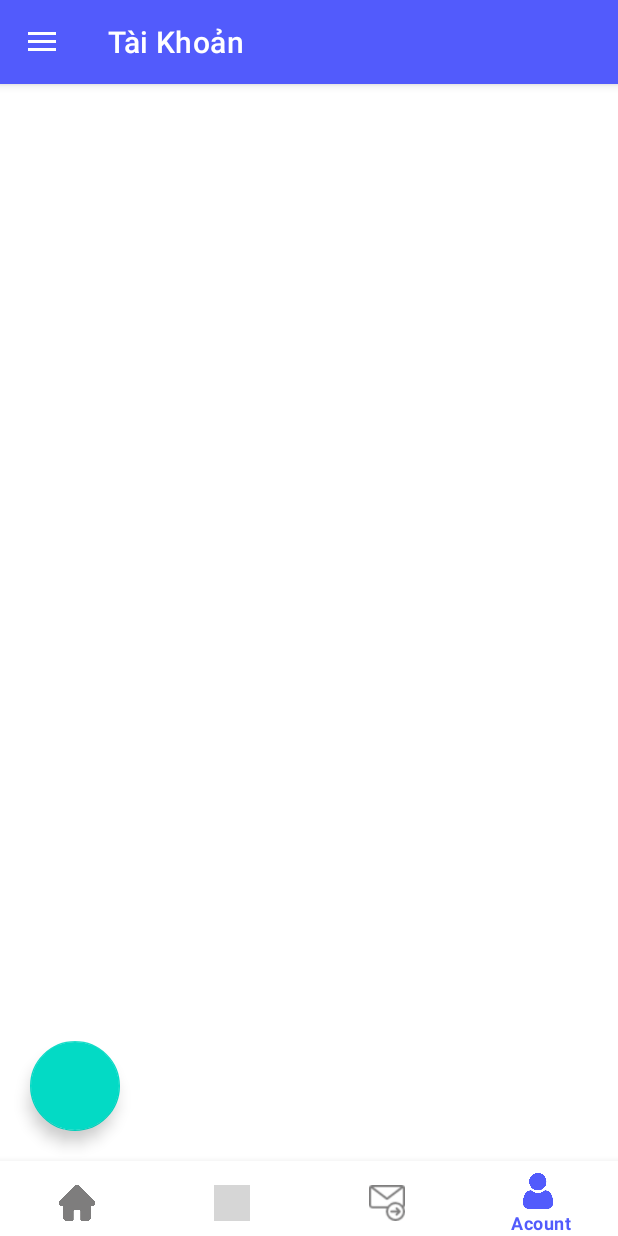
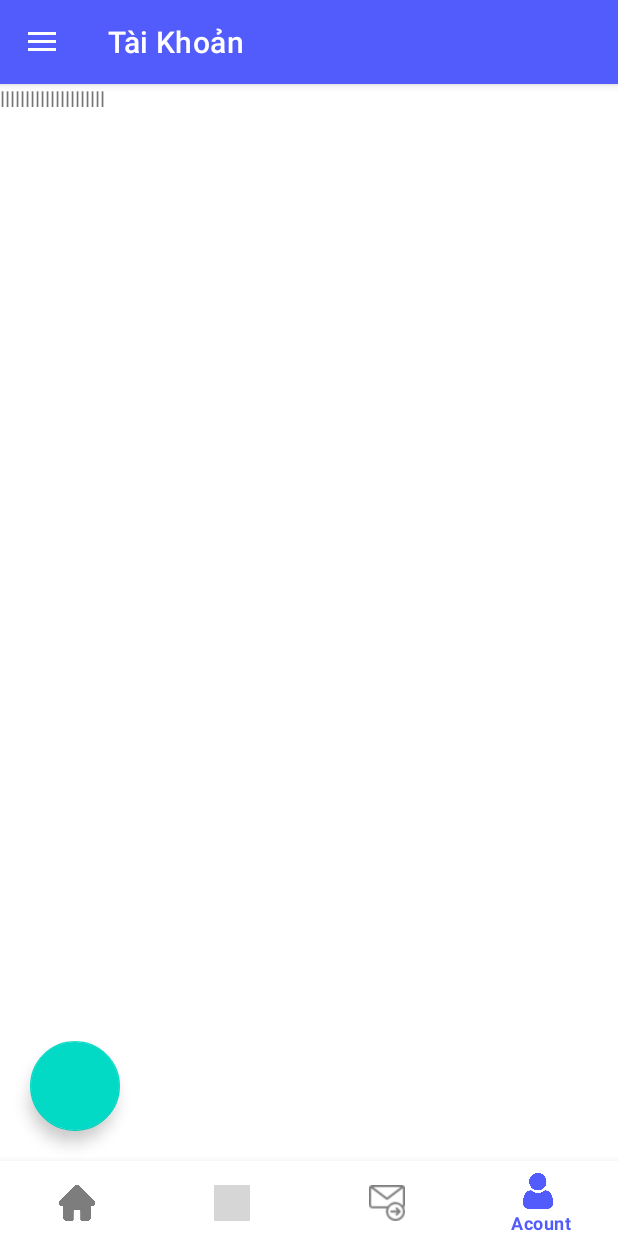
Before and after one commit to 2MPRO/documentManagement, an Android app: the screen it shows after launch (MainActivity), item 4 of the bottom bar chosen, on a phone screen of 412 x 824 dp. Run offline under Robolectric (Android 15) with nearby library versions, the phone set to English and light mode, and no system bars; our stand-ins replace navigation-ui; libraries missing offline, so code that uses them is left out: me.relex.circleindicator; 2 statements that could not run were skipped; grey boxes are pictures that could not be loaded.

Commit message:
thien up root 2

```diff
--- a/app/src/main/java/com/example/documentmanagement/Controllers/Activity/MainActivity.java
+++ b/app/src/main/java/com/example/documentmanagement/Controllers/Activity/MainActivity.java
@@ -61,7 +61,6 @@ public class MainActivity extends AppCompatActivity implements NavigationView.On
         navigationview = findViewById(R.id.nav_view);
     }
     public void initView( ){
-
         setUpViewPager();
         setBottom_nav();
         setToolbar();
@@ -105,6 +104,8 @@ public class MainActivity extends AppCompatActivity implements NavigationView.On
                         toolbar.setTitle("Tài Khoản");
                         viewPager.setCurrentItem(3);
                         break;
+                    default:
+                        Toast.makeText(getApplicationContext(), "có lỗi", Toast.LENGTH_SHORT).show();
                 }
                 if(drawerLayout.isDrawerOpen(GravityCompat.START)){
                     drawerLayout.closeDrawer(GravityCompat.START);
--- /dev/null
+++ b/app/src/main/java/com/example/documentmanagement/Controllers/Adapter/Document_Adapter.java
@@ -0,0 +1,78 @@
+package com.example.documentmanagement.Controllers.Adapter;
+
+import android.annotation.SuppressLint;
+import android.app.Activity;
+import android.os.Bundle;
+import android.view.LayoutInflater;
+import android.view.View;
+import android.view.ViewGroup;
+import android.widget.BaseAdapter;
+import android.widget.ImageButton;
+import android.widget.LinearLayout;
+import android.widget.ListView;
+import android.widget.SearchView;
+import android.widget.TextView;
+
+import androidx.annotation.NonNull;
+import androidx.annotation.Nullable;
+import androidx.fragment.app.Fragment;
+
+import com.example.documentmanagement.R;
+import com.example.documentmanagement.model.Document;
+
+import java.util.ArrayList;
+
+public class Document_Adapter extends BaseAdapter {
+    ArrayList<Document> documentArrayList;
+    Fragment activity;
+
+    public Document_Adapter(ArrayList<Document> documentArrayList, Fragment activity) {
+        this.documentArrayList = documentArrayList;
+        this.activity = activity;
+    }
+
+    @Override
+    public int getCount() {
+        return documentArrayList.size();
+    }
+    private class ViewHolder{
+        TextView txtDocName, txtDocNum, txtDocRoot, txtDate, txtHour;
+        LinearLayout linearLayout;
+    }
+    @Override
+    public Object getItem(int position) {
+        return null;
+    }
+
+    @Override
+    public long getItemId(int position) {
+        return 0;
+    }
+
+    @Override
+    public View getView(int position, View convertView, ViewGroup parent) {
+        ViewHolder viewHolder ;
+        if(convertView == null){
+            viewHolder = new ViewHolder();
+            LayoutInflater inflater =activity.getLayoutInflater();
+            convertView =inflater.inflate(R.layout.item_document, null);
+            viewHolder.linearLayout = convertView.findViewById(R.id.item_document);
+            viewHolder.txtDocNum = convertView.findViewById(R.id.numDoc);
+            viewHolder.txtDocName = convertView.findViewById(R.id.txtNameDoc);
+            viewHolder.txtDocRoot = convertView.findViewById(R.id.rootDoc);
+            viewHolder.txtHour = convertView.findViewById(R.id.txtHour);
+            viewHolder.txtDate = convertView.findViewById(R.id.txtDate);
+            convertView.setTag(viewHolder);
+        }
+        else
+        {
+            viewHolder = (ViewHolder) convertView.getTag();
+        }
+        Document document =documentArrayList.get(position);
+        viewHolder.txtDocName.setText( document.getDocName());
+        viewHolder.txtDocRoot.setText(document.getDocRoot());
+        viewHolder.txtHour.setText(document.getHour());
+        viewHolder.txtDate.setText(document.getDate());
+        return convertView;
+    }
+}
--- a/app/src/main/java/com/example/documentmanagement/Controllers/Adapter/PhotoViewpager2Adapter.java
+++ b/app/src/main/java/com/example/documentmanagement/Controllers/Adapter/PhotoViewpager2Adapter.java
@@ -25,7 +25,7 @@ public class PhotoViewpager2Adapter extends RecyclerView.Adapter<PhotoViewpager2
     @NonNull
     @Override
     public PhotoViewHolder onCreateViewHolder(@NonNull ViewGroup parent, int viewType) {
-        View   view = LayoutInflater.from(parent.getContext()).inflate(R.layout.item_photo,parent, false);
+        View  view = LayoutInflater.from(parent.getContext()).inflate(R.layout.item_photo,parent, false);
         return new PhotoViewHolder(view);
     }
 
--- a/app/src/main/java/com/example/documentmanagement/Controllers/Adapter/ViewpagerAdapter.java
+++ b/app/src/main/java/com/example/documentmanagement/Controllers/Adapter/ViewpagerAdapter.java
@@ -31,7 +31,6 @@ public class ViewpagerAdapter extends FragmentStatePagerAdapter {
             default:
                 return new MainFragment();
         }
-
     }
 
     @Override
--- a/app/src/main/java/com/example/documentmanagement/Controllers/Fragments/ApprovedReceiveFragment.java
+++ b/app/src/main/java/com/example/documentmanagement/Controllers/Fragments/ApprovedReceiveFragment.java
@@ -1,7 +1,9 @@
 package com.example.documentmanagement.Controllers.Fragments;
 
 import android.annotation.SuppressLint;
+import android.content.Context;
 import android.os.Bundle;
+import android.util.Log;
 import android.view.LayoutInflater;
 import android.view.View;
 import android.view.ViewGroup;
@@ -12,18 +14,33 @@ import androidx.annotation.NonNull;
 import androidx.annotation.Nullable;
 import androidx.fragment.app.Fragment;
 
+import com.example.documentmanagement.Controllers.Adapter.Document_Adapter;
 import com.example.documentmanagement.R;
+import com.example.documentmanagement.model.Document;
+
+import java.util.ArrayList;
 
 public class ApprovedReceiveFragment extends Fragment {
     private View view;
     private SearchView search_receive;
     private ListView listView;
+    private ArrayList<Document> documentArrayList;
+    private Document_Adapter approvedReceiveAdapter;
     @Nullable
     @Override
     public View onCreateView(@NonNull LayoutInflater inflater, @Nullable ViewGroup container, @Nullable Bundle savedInstanceState) {
        view = inflater.inflate(R.layout.fragment_receive_body, container, false);
        mapping();
+       setListView();
        return view;
+    }
+
+    private void setListView() {
+        documentArrayList = new ArrayList<>();
+        documentArrayList.add(new Document("s","s","s","s","s"));
+        approvedReceiveAdapter = new Document_Adapter(documentArrayList,ApprovedReceiveFragment.this);
+        listView.setAdapter(approvedReceiveAdapter);
+
     }
 
     @SuppressLint("ResourceAsColor")
@@ -31,4 +48,9 @@ public class ApprovedReceiveFragment extends Fragment {
         search_receive =  view.findViewById(R.id.search_receive);
         listView = view.findViewById(R.id.listView_receive);
     }
+    @Override
+    public void onAttach(@NonNull Context context) {
+        super.onAttach(context);
+        Log.e("Đang on   :","fragment receive_approved");
+    }
 }
--- a/app/src/main/java/com/example/documentmanagement/Controllers/Fragments/MainFragment.java
+++ b/app/src/main/java/com/example/documentmanagement/Controllers/Fragments/MainFragment.java
@@ -1,7 +1,9 @@
 package com.example.documentmanagement.Controllers.Fragments;
 
+import android.content.Context;
 import android.os.Bundle;
 import android.os.Handler;
+import android.util.Log;
 import android.view.LayoutInflater;
 import android.view.View;
 import android.view.ViewGroup;
@@ -32,15 +34,19 @@ public class MainFragment extends Fragment {
     @Nullable
     @Override
     public View onCreateView(@NonNull LayoutInflater inflater, @Nullable ViewGroup container, @Nullable Bundle savedInstanceState) {
-        view   = inflater.inflate(R.layout.fragment_main,container,false);
+        view  = inflater.inflate(R.layout.fragment_main,container,false);
         Mapping();
         initView();
         return view;
     }
+    @Override
+    public void onAttach(@NonNull Context context) {
+        super.onAttach(context);
+        Log.e("Đang on   :","fragment Home");
+    }
     public void Mapping() {
         viewPager2 = view.findViewById(R.id.viewPage2);
         circleIndicator3 = view.findViewById(R.id.circleIndicator3);
-
     }
     public void initView(){
         // slide img
--- a/app/src/main/java/com/example/documentmanagement/Controllers/Fragments/ReceviFragment.java
+++ b/app/src/main/java/com/example/documentmanagement/Controllers/Fragments/ReceviFragment.java
@@ -1,6 +1,8 @@
 package com.example.documentmanagement.Controllers.Fragments;
 
+import android.content.Context;
 import android.os.Bundle;
+import android.util.Log;
 import android.view.LayoutInflater;
 import android.view.View;
 import android.view.ViewGroup;
@@ -15,11 +17,14 @@ import com.example.documentmanagement.Controllers.Adapter.ViewpagerReceiveAdapte
 import com.example.documentmanagement.R;
 import com.google.android.material.tabs.TabLayout;
 
+import java.io.IOException;
+
 public class ReceviFragment extends Fragment {
-    TabLayout tabLayout;
-    ViewPager viewPager;
-    ViewpagerReceiveAdapter viewpagerReceiveAdapter;
-    View view   ;
+
+    private TabLayout tabLayout;
+    private ViewPager viewPager;
+    private ViewpagerReceiveAdapter viewpagerReceiveAdapter;
+    private View view   ;
     @Nullable
     @Override
     public View onCreateView(@NonNull LayoutInflater inflater, @Nullable ViewGroup container, @Nullable Bundle savedInstanceState) {
@@ -29,9 +34,15 @@ public class ReceviFragment extends Fragment {
         return view;
     }
 
+    @Override
+    public void onAttach(@NonNull Context context) {
+        super.onAttach(context);
+        Log.e("Đang on   :","fragment recevi");
+    }
+
     private void setTabLayout() {
         // getsupport different video
-        viewpagerReceiveAdapter = new ViewpagerReceiveAdapter(getActivity().getSupportFragmentManager(), FragmentStatePagerAdapter.BEHAVIOR_RESUME_ONLY_CURRENT_FRAGMENT);
+        viewpagerReceiveAdapter = new ViewpagerReceiveAdapter(getChildFragmentManager(), FragmentStatePagerAdapter.BEHAVIOR_RESUME_ONLY_CURRENT_FRAGMENT);
         viewPager.setAdapter(viewpagerReceiveAdapter);
         tabLayout.setupWithViewPager(viewPager);
     }
--- a/app/src/main/java/com/example/documentmanagement/Controllers/Fragments/WaitReceiveFragment.java
+++ b/app/src/main/java/com/example/documentmanagement/Controllers/Fragments/WaitReceiveFragment.java
@@ -1,7 +1,9 @@
 package com.example.documentmanagement.Controllers.Fragments;
 
 import android.annotation.SuppressLint;
+import android.content.Context;
 import android.os.Bundle;
+import android.util.Log;
 import android.view.LayoutInflater;
 import android.view.View;
 import android.view.ViewGroup;
@@ -12,17 +14,24 @@ import androidx.annotation.NonNull;
 import androidx.annotation.Nullable;
 import androidx.fragment.app.Fragment;
 
+import com.example.documentmanagement.Controllers.Adapter.Document_Adapter;
 import com.example.documentmanagement.R;
+import com.example.documentmanagement.model.Document;
+
+import java.util.ArrayList;
 
 public class WaitReceiveFragment  extends Fragment {
     private View view;
     private SearchView search_receive;
     private ListView listView;
+    private ArrayList<Document> documentArrayList;
+    private Document_Adapter approvedReceiveAdapter;
     @Nullable
     @Override
     public View onCreateView(@NonNull LayoutInflater inflater, @Nullable ViewGroup container, @Nullable Bundle savedInstanceState) {
         view = inflater.inflate(R.layout.fragment_receive_body, container, false);
         mapping();
+        setListView();
         return view;
     }
     @SuppressLint("ResourceAsColor")
@@ -32,4 +41,16 @@ public class WaitReceiveFragment  extends Fragment {
 
         listView = view.findViewById(R.id.listView_receive);
     }
+    private void setListView() {
+        documentArrayList = new ArrayList<>();
+        documentArrayList.add(new Document("s","s","s","s","s"));
+        approvedReceiveAdapter = new Document_Adapter(documentArrayList,WaitReceiveFragment.this);
+        listView.setAdapter(approvedReceiveAdapter);
+
+    }
+    @Override
+    public void onAttach(@NonNull Context context) {
+        super.onAttach(context);
+        Log.e("Đang on   :","fragment receive_wait");
+    }
 }
--- /dev/null
+++ b/app/src/main/java/com/example/documentmanagement/model/Document.java
@@ -0,0 +1,67 @@
+package com.example.documentmanagement.model;
+
+public class Document {
+    private String DocId;
+    private String DocName;
+    private String DocNum;
+    private String Date;
+    private String hour;
+    private String docRoot;
+    public Document(String docName, String docNum, String date, String hour, String docRoot) {
+        this.DocName = docName;
+        this.DocNum = docNum;
+        this.Date = date;
+        this.hour = hour;
+        this.docRoot = docRoot;
+    }
+
+    public String getDocRoot() {
+        return docRoot;
+    }
+
+    public void setDocRoot(String docRoot) {
+        this.docRoot = docRoot;
+    }
+
+    public String getDocId() {
+        return DocId;
+    }
+
+    public void setDocId(String docId) {
+        this.DocId = docId;
+    }
+
+    public String getDocName() {
+        return DocName;
+    }
+
+    public void setDocName(String docName) {
+        this.DocName = docName;
+    }
+
+    public String getDocNum() {
+        return DocNum;
+    }
+
+    public void setDocNum(String docNum) {
+        this.DocNum = docNum;
+    }
+
+    public String getDate() {
+        return Date;
+    }
+
+    public void setDate(String date) {
+        this.Date = date;
+    }
+
+    public String getHour() {
+        return hour;
+    }
+
+    public void setHour(String hour) {
+        this.hour = hour;
+    }
+
+
+}
--- a/app/src/main/res/layout/activity_main.xml
+++ b/app/src/main/res/layout/activity_main.xml
@@ -2,7 +2,6 @@
 <LinearLayout xmlns:android="http://schemas.android.com/apk/res/android"
     xmlns:tools="http://schemas.android.com/tools"
     xmlns:app="http://schemas.android.com/apk/res-auto"
-
     android:layout_width="match_parent"
     android:layout_height="match_parent"
     android:fitsSystemWindows="true"
--- a/app/src/main/res/layout/fragment_acount.xml
+++ b/app/src/main/res/layout/fragment_acount.xml
@@ -4,5 +4,8 @@
     android:layout_height="match_parent"
     xmlns:app="http://schemas.android.com/apk/res-auto"
     android:orientation="vertical">
-
+    <TextView
+    android:text="lllllllllllllllllllll"
+    android:layout_width="match_parent"
+    android:layout_height="match_parent"/>
 </LinearLayout>
--- a/app/src/main/res/layout/fragment_send_body.xml
+++ b/app/src/main/res/layout/fragment_send_body.xml
@@ -10,11 +10,9 @@
         android:background="#F4EFEF"
         android:layout_width="match_parent"
         android:layout_height="50dp"/>
-    <TextView
-        android:text="dlaagjgj"
-        android:layout_width="match_parent"
-        android:layout_height="20dp"/>
+
     <ListView
+        android:layout_margin="20dp"
         android:id="@+id/listView_send"
         android:layout_width="match_parent"
         android:layout_height="match_parent"></ListView>
--- a/app/src/main/res/layout/item_document.xml
+++ b/app/src/main/res/layout/item_document.xml
@@ -1,10 +1,11 @@
 <?xml version="1.0" encoding="utf-8"?>
 <LinearLayout xmlns:android="http://schemas.android.com/apk/res/android"
     android:layout_width="match_parent"
+    android:id="@+id/item_document"
     android:layout_height="match_parent"
     android:orientation="horizontal"
     android:weightSum="3"
-    android:layout_margin="10dp"
+    android:layout_margin="20dp"
     >
     <LinearLayout
         android:orientation="vertical"
@@ -20,7 +21,7 @@
         android:layout_height="40dp">
     </TextView>
     <TextView
-        android:id="@+id/idDoc"
+        android:id="@+id/numDoc"
         android:textColor="@color/text"
         android:textSize="18sp"
         android:text="NGhị quyết số 05 "
--- a/app/src/main/res/menu/activity_main_drawer.xml
+++ b/app/src/main/res/menu/activity_main_drawer.xml
@@ -12,11 +12,9 @@
             android:icon="@drawable/recevi"
             ></item>
         <item android:id="@+id/action_send"
-            android:title="@string/action_send"
+            android:title="Send"
             android:icon="@drawable/sent"
             ></item>
-
-
     </group>
     <item android:title="@string/action_acount">
         <menu>
```
Also changed, not shown: app/src/main/java/com/example/documentmanagement/Controllers/Fragments/AcountFragment.java (+7 -2 lines), app/src/main/java/com/example/documentmanagement/Controllers/Fragments/ApprovedSendFragment.java (+6 -1 lines), app/src/main/java/com/example/documentmanagement/Controllers/Fragments/SendFragment.java (+14 -6 lines), app/src/main/java/com/example/documentmanagement/Controllers/Fragments/WaitSendFragment.java (+7 -0 lines), app/src/main/res/layout/fragment_main.xml (+0 -7 lines), app/src/main/res/layout/fragment_receive_body.xml (+3 -4 lines).
